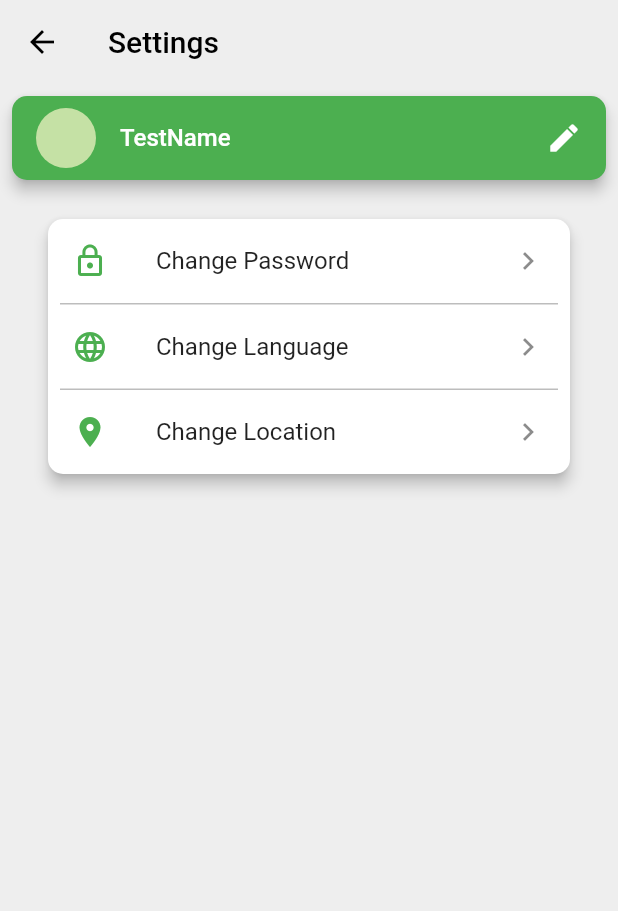
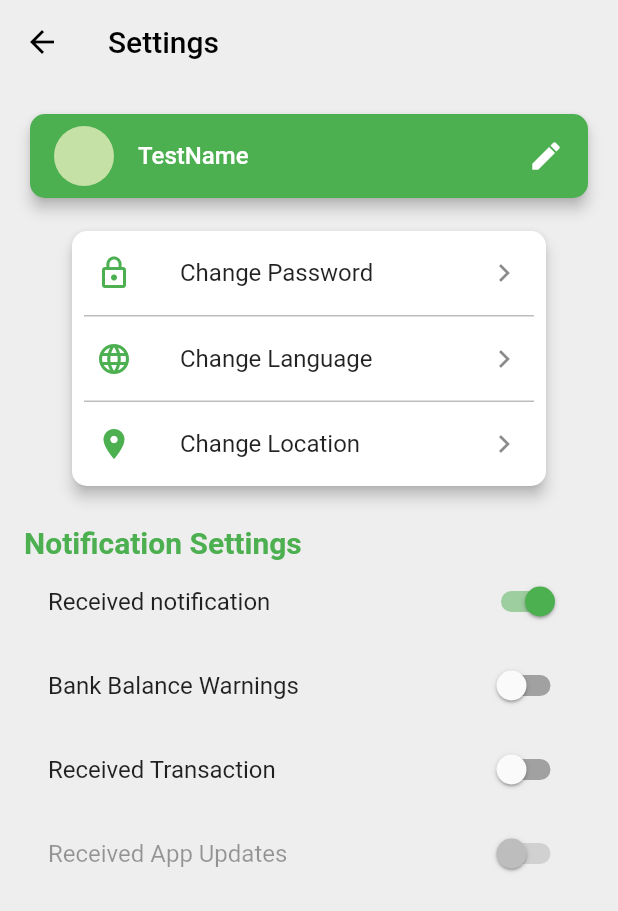
Before and after one commit to nicorahm99/easyFinance, a Flutter app: the Settings screen opened directly, on a phone screen of 412 x 824 dp. Shown: the top 911 px of the screen. Run offline on Flutter 3.47's test engine with Material 2 defaults, Android fonts, the phone set to English and light mode, and no system bars; our stand-ins replace charts_flutter, font_awesome_flutter, sqflite; accounts and stored records are empty.

Commit message:
added notification settings

```diff
--- a/src/lib/settings/settings.dart
+++ b/src/lib/settings/settings.dart
@@ -28,13 +28,13 @@ class Settings extends StatelessWidget {
         title: Text('Settings', style: TextStyle(color: Colors.black),),
       ),
       body: SingleChildScrollView(
+        padding: const EdgeInsets.all(16.0),
         child: Column(
           crossAxisAlignment: CrossAxisAlignment.start,
           children: <Widget>[
             Card(
               elevation: 4.0, // shadow
               shape: RoundedRectangleBorder(borderRadius: BorderRadius.circular(10.0)),
-              margin: const EdgeInsets.all(8.0),
               color: Colors.green,
               child: ListTile(
                 onTap: (){
@@ -80,8 +80,43 @@ class Settings extends StatelessWidget {
                   ),
                 ],
               ),
-            )
-
+            ),
+            const SizedBox(height: 10.0,),
+            Text("Notification Settings", style: TextStyle(
+              fontSize: 20.0,
+              fontWeight: FontWeight.bold,
+              color: Colors.green,
+              ),
+            ),
+            SwitchListTile(
+              //dense: true,
+              activeColor: Colors.green,
+              //contentPadding: const EdgeInsets.all(0),
+              value: true,
+              title: Text("Received notification"),
+              onChanged: (val){},
+            ),
+            SwitchListTile(
+              activeColor: Colors.green,
+              //contentPadding: const EdgeInsets.all(0),
+              value: false,
+              title: Text("Bank Balance Warnings"),
+              onChanged: (val){},
+            ),
+            SwitchListTile(
+              activeColor: Colors.green,
+              //contentPadding: const EdgeInsets.all(0),
+              value: false,
+              title: Text("Received Transaction"),
+              onChanged: (val){},
+            ),
+            SwitchListTile(
+              activeColor: Colors.green,
+              //contentPadding: const EdgeInsets.all(0),
+              value: false,
+              title: Text("Received App Updates"),
+              onChanged: null,
+            ),
           ],
         )
       ),
```
